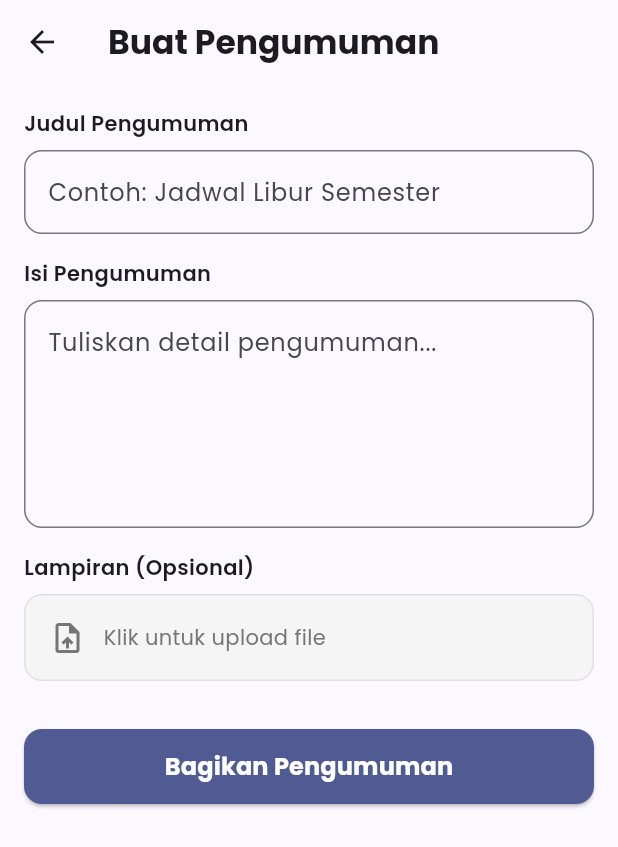
After one commit to Tonoooo/mobile_akademik, a Flutter app: the CreateAnnouncementPage screen opened directly, on a phone screen of 412 x 824 dp. The commit adds this screen. Shown: the top 847 px of the screen. Run offline on Flutter 3.47's test engine with Material 3 defaults, Android fonts, the phone set to English and light mode, and no system bars; our stand-ins replace file_picker, google_fonts; accounts and stored records are empty; network calls fail.

Commit message:
fitur pengumuman

```diff
--- a/academic_system/lib/models/academic_models.dart
+++ b/academic_system/lib/models/academic_models.dart
@@ -429,3 +429,32 @@ class GradeItem {
     );
   }
 }
+
+class AnnouncementModel {
+  final String id;
+  final String title;
+  final String content;
+  final String? attachmentUrl;
+  final String? authorName;
+  final DateTime createdAt;
+
+  AnnouncementModel({
+    required this.id,
+    required this.title,
+    required this.content,
+    this.attachmentUrl,
+    this.authorName,
+    required this.createdAt,
+  });
+
+  factory AnnouncementModel.fromJson(Map<String, dynamic> json) {
+    return AnnouncementModel(
+      id: json['id'].toString(),
+      title: json['title'],
+      content: json['content'] ?? '',
+      attachmentUrl: json['attachment_url'],
+      authorName: json['author_name'],
+      createdAt: DateTime.parse(json['created_at']),
+    );
+  }
+}
--- /dev/null
+++ b/academic_system/lib/ui/admin/announcements/create_announcement_page.dart
@@ -0,0 +1,148 @@
+import 'dart:io';
+import 'package:flutter/material.dart';
+import 'package:provider/provider.dart';
+import 'package:google_fonts/google_fonts.dart';
+import 'package:file_picker/file_picker.dart';
+import '../../../repositories/academic_repository.dart';
+import '../../../viewmodels/auth_viewmodel.dart';
+
+class CreateAnnouncementPage extends StatefulWidget {
+  const CreateAnnouncementPage({super.key});
+
+  @override
+  State<CreateAnnouncementPage> createState() => _CreateAnnouncementPageState();
+}
+
+class _CreateAnnouncementPageState extends State<CreateAnnouncementPage> {
+  final _titleController = TextEditingController();
+  final _contentController = TextEditingController();
+  PlatformFile? _selectedFile;
+  bool _isLoading = false;
+
+  Future<void> _pickFile() async {
+    final result = await FilePicker.platform.pickFiles();
+    if (result != null) {
+      setState(() {
+        _selectedFile = result.files.first;
+      });
+    }
+  }
+
+  Future<void> _submit() async {
+    if (_titleController.text.isEmpty) {
+      ScaffoldMessenger.of(context).showSnackBar(const SnackBar(content: Text('Judul harus diisi')));
+      return;
+    }
+
+    setState(() => _isLoading = true);
+
+    final repo = Provider.of<AcademicRepository>(context, listen: false);
+    final user = Provider.of<AuthViewModel>(context, listen: false).currentUser;
+
+    final success = await repo.createAnnouncement(
+      _titleController.text,
+      _contentController.text,
+      attachmentPath: _selectedFile?.path,
+      attachmentBytes: _selectedFile?.bytes,
+      attachmentName: _selectedFile?.name,
+      userId: user?.id ?? '1',
+    );
+
+    if (mounted) {
+      setState(() => _isLoading = false);
+      if (success) {
+        ScaffoldMessenger.of(context).showSnackBar(const SnackBar(content: Text('Pengumuman berhasil dibuat')));
+        Navigator.pop(context);
+      } else {
+        ScaffoldMessenger.of(context).showSnackBar(const SnackBar(content: Text('Gagal membuat pengumuman')));
+      }
+    }
+  }
+
+  @override
+  Widget build(BuildContext context) {
+    return Scaffold(
+      appBar: AppBar(
+        title: Text('Buat Pengumuman', style: GoogleFonts.poppins(fontWeight: FontWeight.bold)),
+        elevation: 0,
+      ),
+      body: SingleChildScrollView(
+        padding: const EdgeInsets.all(16),
+        child: Column(
+          crossAxisAlignment: CrossAxisAlignment.start,
+          children: [
+            Text('Judul Pengumuman', style: GoogleFonts.poppins(fontWeight: FontWeight.w600)),
+            const SizedBox(height: 8),
+            TextField(
+              controller: _titleController,
+              decoration: InputDecoration(
+                hintText: 'Contoh: Jadwal Libur Semester',
+                border: OutlineInputBorder(borderRadius: BorderRadius.circular(12)),
+              ),
+            ),
+            const SizedBox(height: 16),
+
+            Text('Isi Pengumuman', style: GoogleFonts.poppins(fontWeight: FontWeight.w600)),
+            const SizedBox(height: 8),
+            TextField(
+              controller: _contentController,
+              maxLines: 5,
+              decoration: InputDecoration(
+                hintText: 'Tuliskan detail pengumuman...',
+                border: OutlineInputBorder(borderRadius: BorderRadius.circular(12)),
+              ),
+            ),
+            const SizedBox(height: 16),
+
+            Text('Lampiran (Opsional)', style: GoogleFonts.poppins(fontWeight: FontWeight.w600)),
+            const SizedBox(height: 8),
+            InkWell(
+              onTap: _pickFile,
+              child: Container(
+                padding: const EdgeInsets.all(16),
+                decoration: BoxDecoration(
+                  color: Colors.grey[100],
+                  borderRadius: BorderRadius.circular(12),
+                  border: Border.all(color: Colors.grey[300]!, style: BorderStyle.solid),
+                ),
+                child: Row(
+                  children: [
+                    Icon(Icons.upload_file, color: Colors.grey[600]),
+                    const SizedBox(width: 12),
+                    Expanded(
+                      child: Text(
+                        _selectedFile != null ? _selectedFile!.name : 'Klik untuk upload file',
+                        style: GoogleFonts.poppins(color: _selectedFile != null ? Colors.black : Colors.grey[600]),
+                      ),
+                    ),
+                    if (_selectedFile != null)
+                      IconButton(
+                        icon: const Icon(Icons.close, color: Colors.red),
+                        onPressed: () => setState(() => _selectedFile = null),
+                      ),
+                  ],
+                ),
+              ),
+            ),
+
+            const SizedBox(height: 32),
+            SizedBox(
+              width: double.infinity,
+              height: 50,
+              child: ElevatedButton(
+                onPressed: _isLoading ? null : _submit,
+                style: ElevatedButton.styleFrom(
+                  shape: RoundedRectangleBorder(borderRadius: BorderRadius.circular(12)),
+                  backgroundColor: Theme.of(context).primaryColor,
+                ),
+                child: _isLoading
+                    ? const CircularProgressIndicator(color: Colors.white)
+                    : Text('Bagikan Pengumuman', style: GoogleFonts.poppins(fontSize: 16, fontWeight: FontWeight.bold, color: Colors.white)),
+              ),
+            ),
+          ],
+        ),
+      ),
+    );
+  }
+}
--- a/academic_system/lib/ui/student/student_dashboard.dart
+++ b/academic_system/lib/ui/student/student_dashboard.dart
@@ -8,6 +8,7 @@ import 'schedule_page.dart';
 import 'kelas_page.dart';
 import 'tugas_page.dart';
 import 'grades/student_grade_list_page.dart';
+import 'announcements/student_announcement_page.dart';
 import 'profile_page.dart';
 
 class StudentDashboard extends StatefulWidget {
@@ -258,6 +259,9 @@ class StudentHomePage extends StatelessWidget {
                   Navigator.push(context, MaterialPageRoute(builder: (_) => StudentGradeListPage(studentId: user.id)));
                 }
               }),
+              _buildMenuIcon(Icons.campaign, 'Pengumuman', Colors.orange[800]!, onTap: () {
+                  Navigator.push(context, MaterialPageRoute(builder: (_) => const StudentAnnouncementPage()));
+              }),
               _buildMenuIcon(Icons.description, 'Transkrip', Colors.teal),
               _buildMenuIcon(Icons.qr_code_scanner, 'Presensi', Colors.indigo),
               _buildMenuIcon(Icons.supervisor_account, 'Perwalian', Colors.brown),
```
Also changed, not shown: academic_system/lib/repositories/academic_repository.dart (+10 -0 lines), academic_system/lib/repositories/http_academic_repository.dart (+50 -0 lines), academic_system/lib/ui/admin/admin_dashboard.dart (+8 -0 lines), academic_system/lib/ui/admin/announcements/admin_announcement_page.dart (added, +141 -0 lines), academic_system/lib/ui/student/announcements/student_announcement_page.dart (added, +148 -0 lines), 3 other files.
